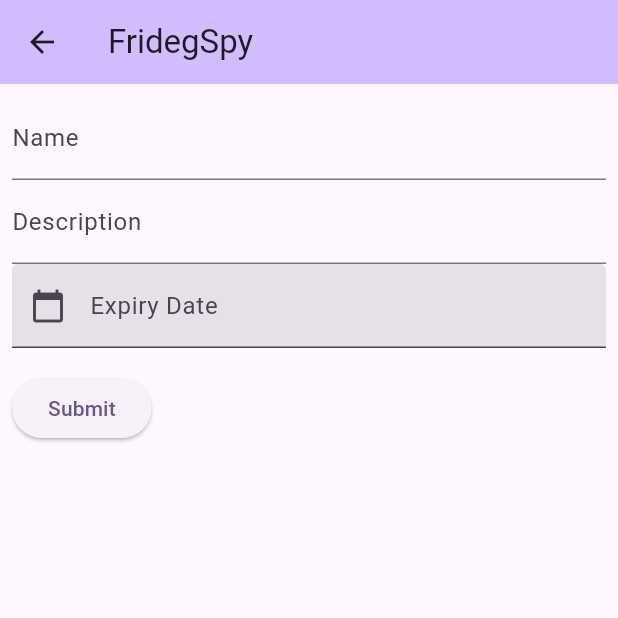
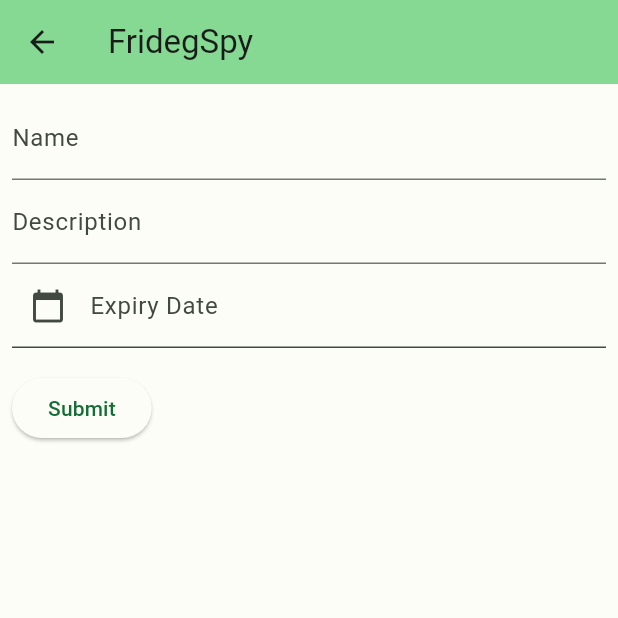
Before and after one commit to joshua-lehmann/fridgespy, a Flutter app: the screen it shows after launch, item 2 of the bottom bar chosen, after a tap on the "add" icon, on a phone screen of 412 x 824 dp, the top half of it. Run offline on Flutter 3.47's test engine with Material 3 defaults, Android fonts, the phone set to English and light mode, and no system bars; our stand-ins replace cloud_firestore, firebase_core; accounts and stored records are empty.

Commit message:
Added theme

```diff
--- /dev/null
+++ b/lib/config/color_scheme.dart
@@ -0,0 +1,69 @@
+import 'package:flutter/material.dart';
+
+const lightColorScheme = ColorScheme(
+  brightness: Brightness.light,
+  primary: Color(0xFF136D34),
+  onPrimary: Color(0xFFFFFFFF),
+  primaryContainer: Color(0xFFA0F6AD),
+  onPrimaryContainer: Color(0xFF00210A),
+  secondary: Color(0xFF006874),
+  onSecondary: Color(0xFFFFFFFF),
+  secondaryContainer: Color(0xFF97F0FF),
+  onSecondaryContainer: Color(0xFF001F24),
+  tertiary: Color(0xFF39656D),
+  onTertiary: Color(0xFFFFFFFF),
+  tertiaryContainer: Color(0xFFBDEAF4),
+  onTertiaryContainer: Color(0xFF001F24),
+  error: Color(0xFFBA1A1A),
+  errorContainer: Color(0xFFFFDAD6),
+  onError: Color(0xFFFFFFFF),
+  onErrorContainer: Color(0xFF410002),
+  background: Color(0xFFFCFDF7),
+  onBackground: Color(0xFF1A1C19),
+  surface: Color(0xFFFCFDF7),
+  onSurface: Color(0xFF1A1C19),
+  surfaceVariant: Color(0xFFDDE5DA),
+  onSurfaceVariant: Color(0xFF414941),
+  outline: Color(0xFF727970),
+  onInverseSurface: Color(0xFFF0F1EC),
+  inverseSurface: Color(0xFF2E312E),
+  inversePrimary: Color(0xFF85D993),
+  shadow: Color(0xFF000000),
+  surfaceTint: Color(0xFF136D34),
+  outlineVariant: Color(0xFFC1C9BE),
+  scrim: Color(0xFF000000),
+);
+
+const darkColorScheme = ColorScheme(
+  brightness: Brightness.dark,
+  primary: Color(0xFF85D993),
+  onPrimary: Color(0xFF003916),
+  primaryContainer: Color(0xFF005323),
+  onPrimaryContainer: Color(0xFFA0F6AD),
+  secondary: Color(0xFF4FD8EB),
+  onSecondary: Color(0xFF00363D),
+  secondaryContainer: Color(0xFF004F58),
+  onSecondaryContainer: Color(0xFF97F0FF),
+  tertiary: Color(0xFFA1CED7),
+  onTertiary: Color(0xFF00363E),
+  tertiaryContainer: Color(0xFF204D55),
+  onTertiaryContainer: Color(0xFFBDEAF4),
+  error: Color(0xFFFFB4AB),
+  errorContainer: Color(0xFF93000A),
+  onError: Color(0xFF690005),
+  onErrorContainer: Color(0xFFFFDAD6),
+  background: Color(0xFF1A1C19),
+  onBackground: Color(0xFFE2E3DE),
+  surface: Color(0xFF1A1C19),
+  onSurface: Color(0xFFE2E3DE),
+  surfaceVariant: Color(0xFF414941),
+  onSurfaceVariant: Color(0xFFC1C9BE),
+  outline: Color(0xFF8B9389),
+  onInverseSurface: Color(0xFF1A1C19),
+  inverseSurface: Color(0xFFE2E3DE),
+  inversePrimary: Color(0xFF136D34),
+  shadow: Color(0xFF000000),
+  surfaceTint: Color(0xFF85D993),
+  outlineVariant: Color(0xFF414941),
+  scrim: Color(0xFF000000),
+);
--- a/lib/main.dart
+++ b/lib/main.dart
@@ -1,7 +1,7 @@
 import 'package:firebase_core/firebase_core.dart';
 import 'package:flutter/material.dart';
 import 'package:fridgespy/views/navigation.dart';
-
+import 'config/color_scheme.dart';
 import 'config/firebase_options.dart';
 
 Future<void> main() async {
@@ -19,10 +19,8 @@
   @override
   Widget build(BuildContext context) {
     return MaterialApp(
-      theme: ThemeData(
-        colorScheme: ColorScheme.fromSeed(seedColor: Colors.deepPurple),
-        useMaterial3: true,
-      ),
+      theme: ThemeData(useMaterial3: true, colorScheme: lightColorScheme),
+      darkTheme: ThemeData(useMaterial3: true, colorScheme: darkColorScheme),
       home: const Navigation(),
     );
   }
--- a/lib/views/navigation.dart
+++ b/lib/views/navigation.dart
@@ -35,6 +35,7 @@ class _NavigationState extends State<Navigation> {
           ],
         ),
         appBar: AppBar(
+          elevation: 2,
           backgroundColor: Theme.of(context).colorScheme.inversePrimary,
           title: const Text("FridegSpy"),
         ),
```
